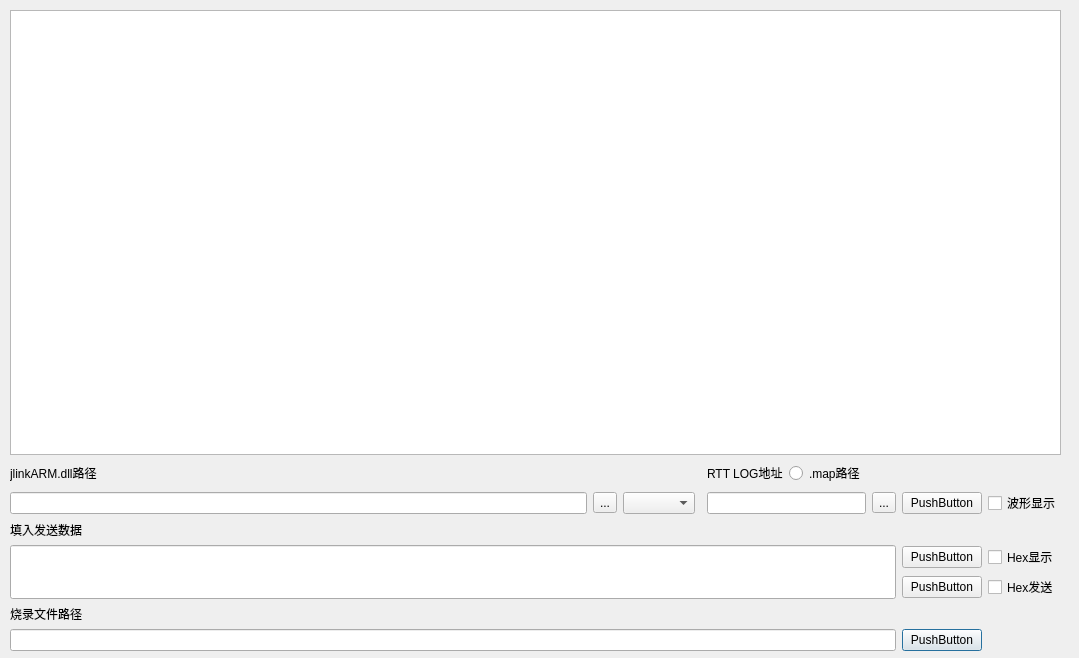
Above: ex_pygui/little_tool/segger_jlink.ui from xianke5200/Python_spider_test before the change. Below: the same form after it.
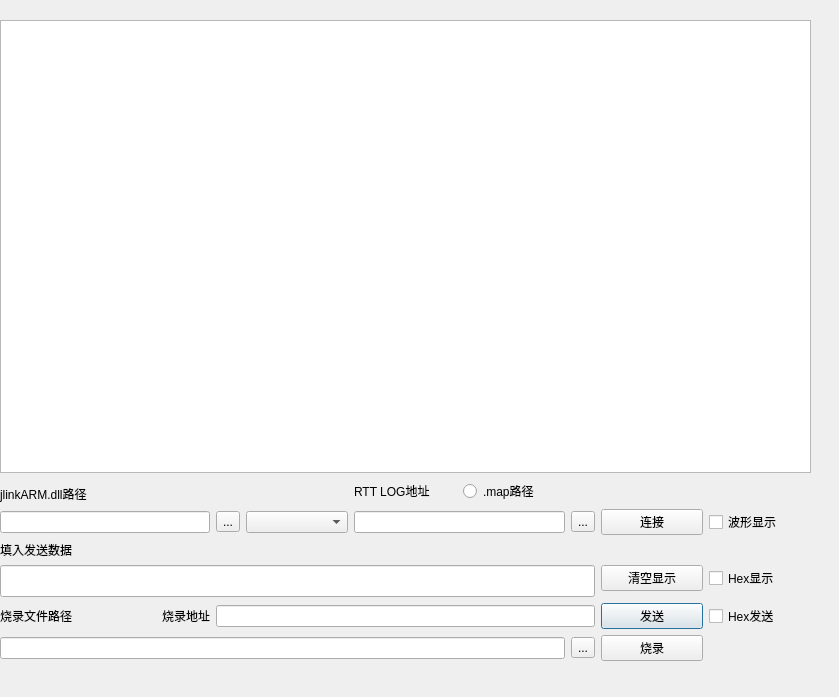
That is the form after the change.

What changed in the file:
```diff
--- a/ex_pygui/little_tool/segger_jlink.ui
+++ b/ex_pygui/little_tool/segger_jlink.ui
@@ -6,8 +6,8 @@
    <rect>
     <x>0</x>
     <y>0</y>
-    <width>1079</width>
-    <height>658</height>
+    <width>839</width>
+    <height>697</height>
    </rect>
   </property>
   <property name="windowTitle">
@@ -16,73 +16,85 @@
   <widget class="QWidget" name="">
    <property name="geometry">
     <rect>
-     <x>10</x>
-     <y>10</y>
-     <width>1051</width>
+     <x>0</x>
+     <y>20</y>
+     <width>811</width>
      <height>641</height>
     </rect>
    </property>
    <layout class="QGridLayout" name="gridLayout">
-    <item row="2" column="4" colspan="2">
-     <widget class="QLineEdit" name="lineEdit_2"/>
+    <item row="4" column="6">
+     <widget class="QToolButton" name="segger_rttmap_tbtn">
+      <property name="text">
+       <string>...</string>
+      </property>
+     </widget>
     </item>
-    <item row="1" column="0">
+    <item row="3" column="0">
      <widget class="QLabel" name="label">
       <property name="text">
        <string>jlinkARM.dll路径</string>
       </property>
      </widget>
     </item>
-    <item row="3" column="0">
-     <widget class="QLabel" name="label_3">
-      <property name="text">
-       <string>填入发送数据</string>
-      </property>
-     </widget>
-    </item>
-    <item row="2" column="8">
-     <widget class="QCheckBox" name="segger_wave_check">
-      <property name="text">
-       <string>波形显示</string>
-      </property>
-     </widget>
-    </item>
-    <item row="4" column="8">
-     <widget class="QCheckBox" name="segger_hexdisp_check">
-      <property name="text">
-       <string>Hex显示</string>
-      </property>
-     </widget>
-    </item>
-    <item row="5" column="8">
-     <widget class="QCheckBox" name="segger_hexsend_check">
-      <property name="text">
-       <string>Hex发送</string>
-      </property>
-     </widget>
-    </item>
-    <item row="7" column="7">
-     <widget class="QPushButton" name="segger_program_btn">
-      <property name="text">
-       <string>PushButton</string>
-      </property>
-     </widget>
-    </item>
-    <item row="1" column="4">
+    <item row="2" column="4" rowspan="2">
      <widget class="QLabel" name="label_2">
       <property name="text">
        <string>RTT LOG地址</string>
       </property>
      </widget>
     </item>
-    <item row="2" column="6">
-     <widget class="QToolButton" name="segger_rttmap_tbtn">
+    <item row="4" column="4" colspan="2">
+     <widget class="QLineEdit" name="lineEdit_2"/>
+    </item>
+    <item row="4" column="3">
+     <widget class="QComboBox" name="segger_mcu_combox"/>
+    </item>
+    <item row="4" column="2">
+     <widget class="QToolButton" name="segger_jlinkarm_tbtn">
       <property name="text">
        <string>...</string>
       </property>
      </widget>
     </item>
-    <item row="4" column="0" rowspan="2" colspan="7">
+    <item row="8" column="0">
+     <widget class="QLabel" name="label_4">
+      <property name="text">
+       <string>烧录文件路径</string>
+      </property>
+     </widget>
+    </item>
+    <item row="8" column="1">
+     <widget class="QLabel" name="label_5">
+      <property name="layoutDirection">
+       <enum>Qt::RightToLeft</enum>
+      </property>
+      <property name="text">
+       <string>烧录地址</string>
+      </property>
+      <property name="alignment">
+       <set>Qt::AlignRight|Qt::AlignTrailing|Qt::AlignVCenter</set>
+      </property>
+     </widget>
+    </item>
+    <item row="2" column="5" rowspan="2">
+     <widget class="QRadioButton" name="segger_rttmap_rbtn">
+      <property name="text">
+       <string>.map路径</string>
+      </property>
+     </widget>
+    </item>
+    <item row="4" column="0" colspan="2">
+     <widget class="QLineEdit" name="segger_jlinkarm_line"/>
+    </item>
+    <item row="5" column="0">
+     <widget class="QLabel" name="label_3">
+      <property name="text">
+       <string>填入发送数据</string>
+      </property>
+     </widget>
+    </item>
+    <item row="6" column="0" rowspan="2" colspan="7">
      <widget class="QLineEdit" name="segger_send_data_line">
       <property name="sizePolicy">
        <sizepolicy hsizetype="Expanding" vsizetype="Expanding">
@@ -92,57 +104,72 @@
       </property>
      </widget>
     </item>
-    <item row="1" column="5">
-     <widget class="QRadioButton" name="segger_rttmap_rbtn">
-      <property name="text">
-       <string>.map路径</string>
-      </property>
-     </widget>
+    <item row="8" column="2" colspan="5">
+     <widget class="QLineEdit" name="program_addr_line"/>
     </item>
-    <item row="2" column="0">
-     <widget class="QLineEdit" name="segger_jlinkarm_line"/>
-    </item>
-    <item row="0" column="0" colspan="9">
-     <widget class="QTextEdit" name="segger_disp_text"/>
-    </item>
-    <item row="7" column="0" colspan="7">
+    <item row="9" column="0" colspan="6">
      <widget class="QLineEdit" name="segger_program_line"/>
     </item>
-    <item row="2" column="1">
-     <widget class="QToolButton" name="segger_jlinkarm_tbtn">
+    <item row="9" column="6">
+     <widget class="QToolButton" name="program_file_tbtn">
       <property name="text">
        <string>...</string>
       </property>
      </widget>
     </item>
-    <item row="5" column="7">
+    <item row="8" column="7">
      <widget class="QPushButton" name="segger_send_btn">
       <property name="text">
-       <string>PushButton</string>
+       <string>发送</string>
       </property>
      </widget>
     </item>
-    <item row="6" column="0">
-     <widget class="QLabel" name="label_4">
+    <item row="9" column="7">
+     <widget class="QPushButton" name="segger_program_btn">
       <property name="text">
-       <string>烧录文件路径</string>
+       <string>烧录</string>
       </property>
      </widget>
     </item>
-    <item row="2" column="2">
-     <widget class="QComboBox" name="segger_mcu_combox"/>
+    <item row="8" column="8">
+     <widget class="QCheckBox" name="segger_hexsend_check">
+      <property name="text">
+       <string>Hex发送</string>
+      </property>
+     </widget>
     </item>
-    <item row="2" column="7">
-     <widget class="QPushButton" name="segger_link_btn">
+    <item row="6" column="8">
+     <widget class="QCheckBox" name="segger_hexdisp_check">
       <property name="text">
-       <string>PushButton</string>
+       <string>Hex显示</string>
       </property>
      </widget>
     </item>
-    <item row="4" column="7">
+    <item row="4" column="8">
+     <widget class="QCheckBox" name="segger_wave_check">
+      <property name="text">
+       <string>波形显示</string>
+      </property>
+     </widget>
+    </item>
+    <item row="0" column="0" colspan="9">
+     <widget class="QTextEdit" name="segger_disp_text">
+      <property name="lineWrapColumnOrWidth">
+       <number>0</number>
+      </property>
+     </widget>
+    </item>
+    <item row="6" column="7">
      <widget class="QPushButton" name="segger_clear_btn">
       <property name="text">
-       <string>PushButton</string>
+       <string>清空显示</string>
+      </property>
+     </widget>
+    </item>
+    <item row="4" column="7">
+     <widget class="QPushButton" name="segger_link_btn">
+      <property name="text">
+       <string>连接</string>
       </property>
      </widget>
     </item>
```
